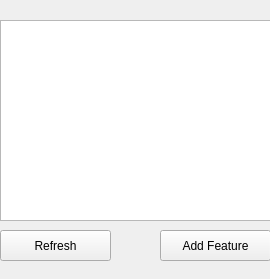
The window that src/WhiskerToolbox/Feature_Table_Widget/Feature_Table_Widget.ui (paulmthompson/WhiskerToolbox) describes before a commit, drawn with Qt 5.
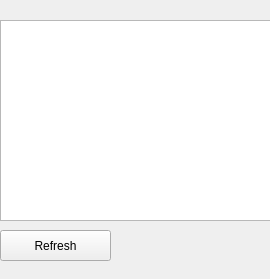
The same window after the commit.

Patch:
```diff
--- a/src/WhiskerToolbox/Feature_Table_Widget/Feature_Table_Widget.ui
+++ b/src/WhiskerToolbox/Feature_Table_Widget/Feature_Table_Widget.ui
@@ -59,19 +59,6 @@
     <string>Refresh</string>
    </property>
   </widget>
-  <widget class="QPushButton" name="add_feature_to_model">
-   <property name="geometry">
-    <rect>
-     <x>160</x>
-     <y>230</y>
-     <width>111</width>
-     <height>31</height>
-    </rect>
-   </property>
-   <property name="text">
-    <string>Add Feature</string>
-   </property>
-  </widget>
  </widget>
  <resources/>
  <connections/>
```
